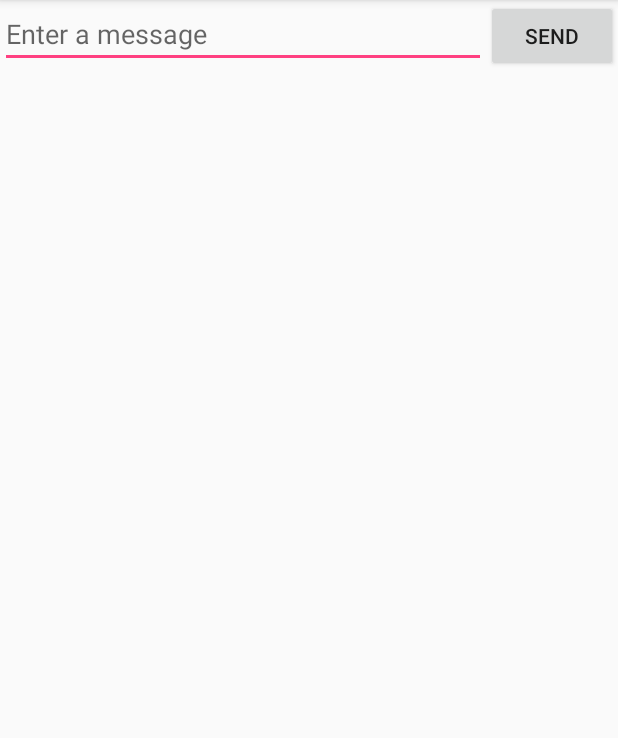
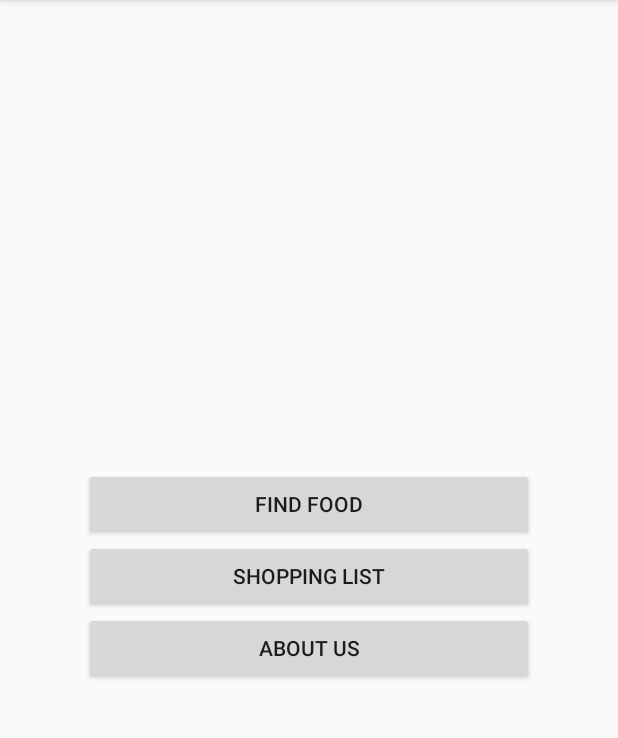
Before and after one commit to Owlkaline/TheVeganSpot, an Android app: the screen it shows after launch (MainActivity), on a phone screen of 412 x 824 dp, the part 84-822 px from its top. Run offline under Robolectric (Android 15) with nearby library versions, the phone set to English and light mode, and no system bars.

Commit message:
Added 2 buttons Changes  committed: 	new file:   .idea/vcs.xml 	modified:   app/src/main/AndroidManifest.xml 	new file:   app/src/main/java/com/akuma/ao/theveganspot/DisplayFoodList.java 	modified:   app/src/main/java/com/akuma/ao/theveganspot/MainActivity.java 	new file:   app/src/main/res/layout/activity_display_food_list.xml 	modified:   app/src/main/res/layout/activity_main.xml 	modified:   app/src/main/res/values/strings.xml

```diff
--- a/app/src/main/AndroidManifest.xml
+++ b/app/src/main/AndroidManifest.xml
@@ -15,7 +15,8 @@
                 <category android:name="android.intent.category.LAUNCHER" />
             </intent-filter>
         </activity>
-        <activity android:name=".DisplayMessageActivity"></activity>
+        <activity android:name=".DisplayMessageActivity" />
+        <activity android:name=".DisplayFoodList"></activity>
     </application>
 
 </manifest>
--- a/app/src/main/res/layout/activity_main.xml
+++ b/app/src/main/res/layout/activity_main.xml
@@ -1,17 +1,24 @@
 <?xml version="1.0" encoding="utf-8"?>
 <LinearLayout xmlns:android="http://schemas.android.com/apk/res/android"
     xmlns:tools="http://schemas.android.com/tools"
-    android:orientation="horizontal"
+    android:orientation="vertical"
+    android:gravity="center"
     android:layout_width="match_parent"
     android:layout_height="match_parent">
-    <EditText android:id="@+id/edit_message"
-        android:layout_weight="1"
-        android:layout_width="0dp"
+
+    <Button
+        android:layout_width="300dp"
         android:layout_height="wrap_content"
-        android:hint="@string/edit_message" />
+        android:text="@string/find_food"
+        android:onClick="food_list"/>
     <Button
-        android:layout_width="wrap_content"
+        android:layout_width="300dp"
         android:layout_height="wrap_content"
-        android:text="@string/button_send"
+        android:text="@string/shopping_list"
+        android:onClick="sendMessage" />
+    <Button
+        android:layout_width="300dp"
+        android:layout_height="wrap_content"
+        android:text="@string/button_info"
         android:onClick="sendMessage" />
 </LinearLayout>
--- a/app/src/main/res/values/strings.xml
+++ b/app/src/main/res/values/strings.xml
@@ -2,4 +2,8 @@
     <string name="app_name">TheVeganSpot</string>
     <string name="edit_message">Enter a message</string>
     <string name="button_send">Send</string>
+    <string name="find_food">Find Food</string>
+    <string name="test_food">BioCheese</string>
+    <string name="button_info">About us</string>
+    <string name="shopping_list">Shopping List</string>
 </resources>
```
Also changed, not shown: app/src/main/java/com/akuma/ao/theveganspot/DisplayFoodList.java (added, +17 -0 lines), app/src/main/java/com/akuma/ao/theveganspot/MainActivity.java (+8 -3 lines), app/src/main/res/layout/activity_display_food_list.xml (added, +16 -0 lines).
